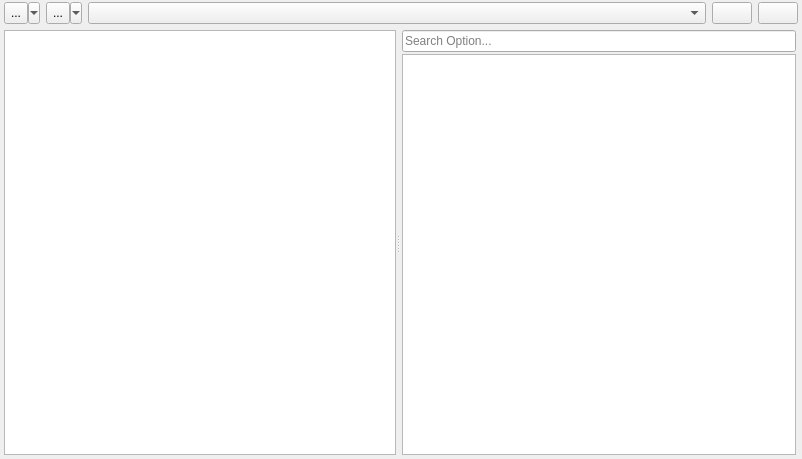
The window that src/option/optionwidget.ui (GAMS-dev/studio) describes before a commit, drawn with Qt 5.
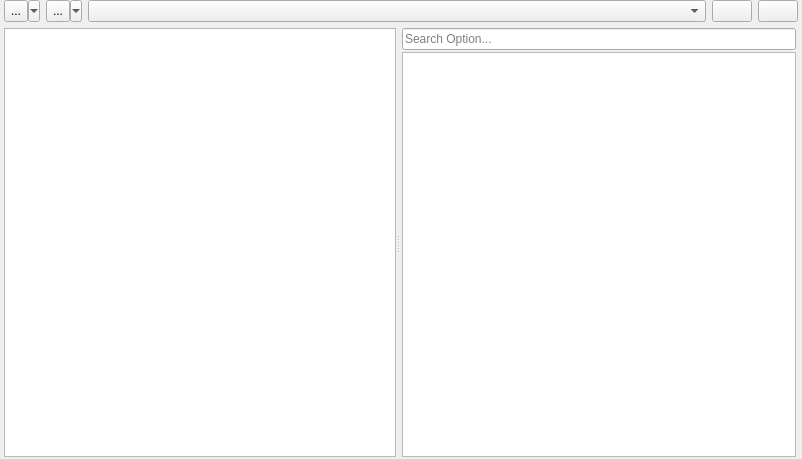
The same window after the commit. Icons and pictures are not drawn. Custom widgets are drawn as their Qt base class.

Commit message: tiny layout adjustment

The edit to the form file:
```diff
--- a/src/option/optionwidget.ui
+++ b/src/option/optionwidget.ui
@@ -18,13 +18,13 @@
     <number>2</number>
    </property>
    <property name="topMargin">
-    <number>2</number>
+    <number>0</number>
    </property>
    <property name="rightMargin">
     <number>2</number>
    </property>
    <property name="bottomMargin">
-    <number>4</number>
+    <number>2</number>
    </property>
    <item>
     <widget class="QWidget" name="gamsCommandWidget" native="true">
```
